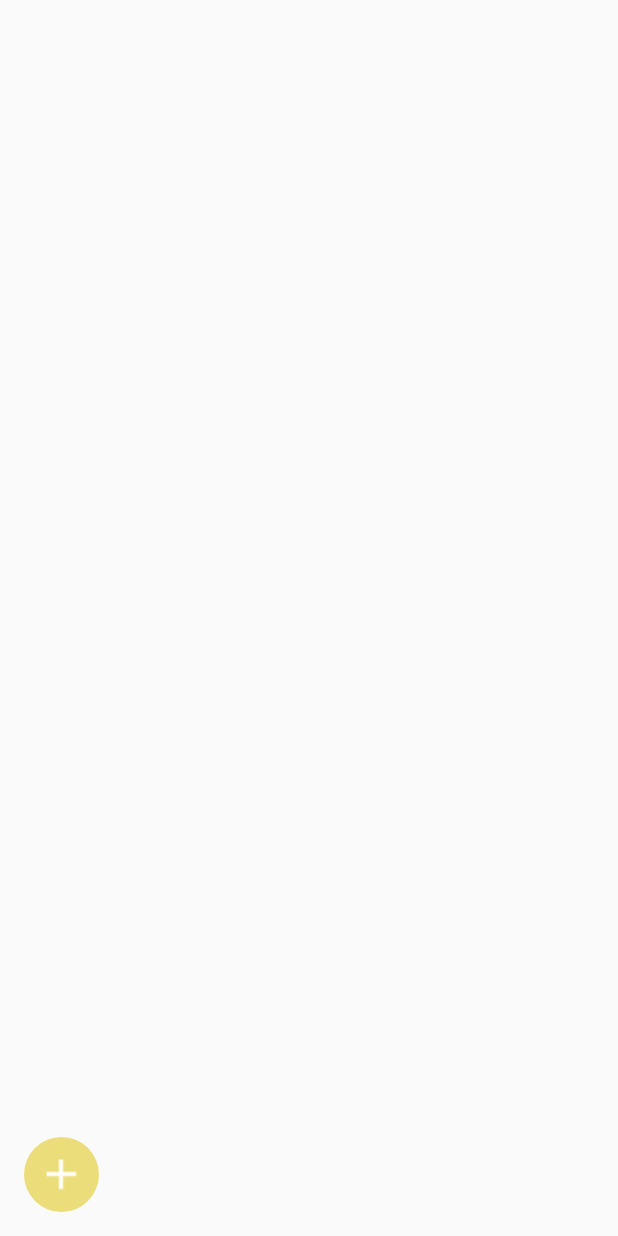
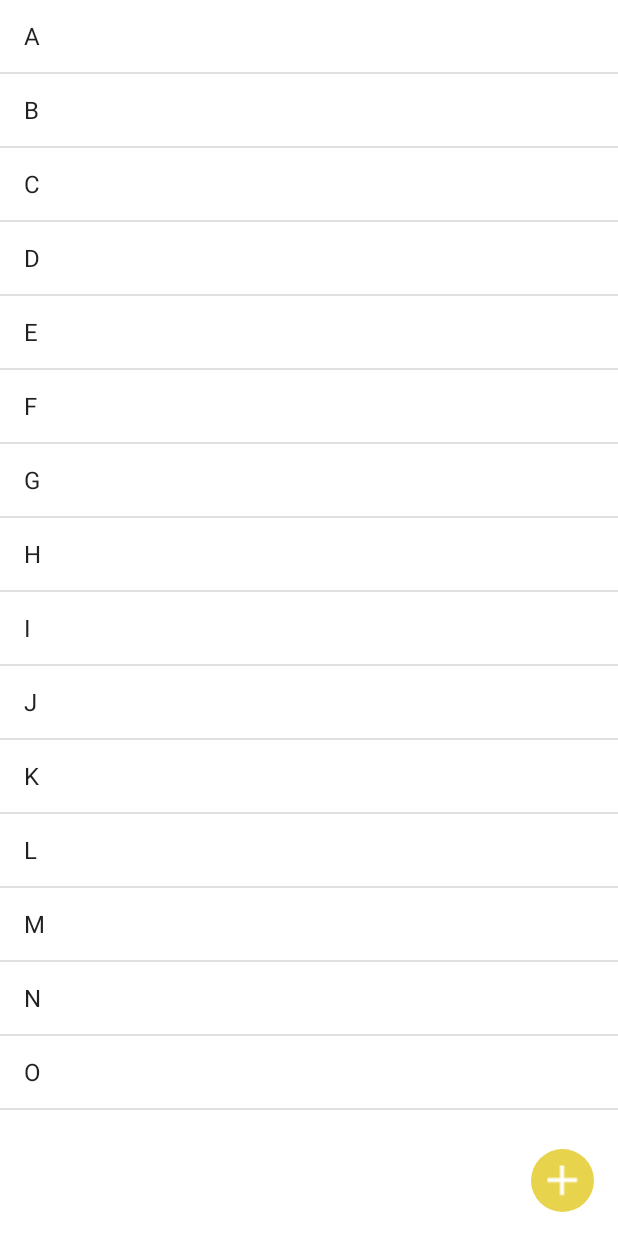
Before and after one commit to iago-correa/Projeto, an Android app: the DisplayCharacters screen opened directly, with no data from a screen before it, on a phone screen of 412 x 824 dp. Run offline under Robolectric (Android 15) with nearby library versions, the phone set to English and light mode, and no system bars.

Commit message:
Flutuação do botão em tela de listagem

```diff
--- a/Application/app/src/main/AndroidManifest.xml
+++ b/Application/app/src/main/AndroidManifest.xml
@@ -16,6 +16,7 @@
             </intent-filter>
         </activity>
         <activity android:name="com.example.iago.application.DisplayCharacters" />
+        <activity android:name="com.example.iago.application.CreateCharacter1" />
     </application>
 
 </manifest>
--- /dev/null
+++ b/Application/app/src/main/java/com/example/iago/application/CreateCharacter1.java
@@ -0,0 +1,9 @@
+package com.example.iago.application;
+
+import android.app.Activity;
+
+/**
+ * Created by Iago on 18/10/2016.
+ */
+public class CreateCharacter1 extends Activity {
+}
--- a/Application/app/src/main/java/com/example/iago/application/DisplayCharacters.java
+++ b/Application/app/src/main/java/com/example/iago/application/DisplayCharacters.java
@@ -1,17 +1,42 @@
 package com.example.iago.application;
 
 import android.app.Activity;
+import android.content.Intent;
 import android.os.Bundle;
+import android.view.View;
+import android.widget.ArrayAdapter;
+import android.widget.ImageButton;
+import android.widget.ImageView;
+import android.widget.ListView;
 
 /**
  * Created by Iago on 18/10/2016.
  */
 public class DisplayCharacters extends Activity {
 
+    private ImageButton obj;
+
     @Override
     protected void onCreate(Bundle savedInstanceState) {
+
         super.onCreate(savedInstanceState);
         setContentView(R.layout.activity_display_characters);
+
+        String[] myStringArray = {"A","B","C","D","E","F","G","H","I","J","K","L","M","N","O"};
+
+        ArrayAdapter<String> myAdapter=new ArrayAdapter<String>(this, android.R.layout.simple_list_item_1, myStringArray);
+        ListView myList=(ListView) findViewById(R.id.charsList);
+        myList.setAdapter(myAdapter);
+
+        obj = (ImageButton)findViewById(R.id.addButton);
+        obj.setOnClickListener(new  View.OnClickListener(){
+            @Override
+            public void onClick(View v) {
+                Intent intent = new Intent(getApplicationContext(),CreateCharacter1.class);
+                startActivity(intent);
+            }
+        });
+
     }
 
 }
--- a/Application/app/src/main/res/layout/activity_display_characters.xml
+++ b/Application/app/src/main/res/layout/activity_display_characters.xml
@@ -1,22 +1,22 @@
 <?xml version="1.0" encoding="utf-8"?>
-<LinearLayout
-    xmlns:android="http://schemas.android.com/apk/res/android"
+<FrameLayout xmlns:android="http://schemas.android.com/apk/res/android"
     android:layout_width="match_parent"
     android:layout_height="match_parent"
-    android:orientation="horizontal"
-    android:paddingBottom="@dimen/activity_vertical_margin"
-    android:paddingLeft="@dimen/activity_horizontal_margin"
-    android:paddingRight="@dimen/activity_horizontal_margin"
-    android:paddingTop="@dimen/activity_vertical_margin">
+    android:background="#FFFFFF">
 
+    <ListView
+        android:layout_width="match_parent"
+        android:layout_height="match_parent"
+        android:id="@+id/charsList"/>
 
     <ImageButton
         android:id="@+id/addButton"
-        android:layout_width="50dp"
-        android:layout_height="50dp"
+        android:layout_width="wrap_content"
+        android:layout_height="wrap_content"
+        android:layout_margin="16dp"
         android:background="@drawable/roundedbutton"
         android:src="@drawable/plus"
-        android:layout_gravity="bottom|right"/>
+        android:layout_gravity="bottom|right"
+        android:clickable="true"/>
 
-
-</LinearLayout>
+</FrameLayout>
--- a/Application/app/src/main/res/values/colors.xml
+++ b/Application/app/src/main/res/values/colors.xml
@@ -2,6 +2,6 @@
 <resources>
     <color name="colorPrimary">#561D25</color>
     <color name="colorPrimaryDark">#561D25</color>
-    <color name="colorAccent">#ECDD7B</color>
+    <color name="colorAccent">#E8D34D</color>
     <color name="colorAccent2">#FFB92D</color>
 </resources>
```
